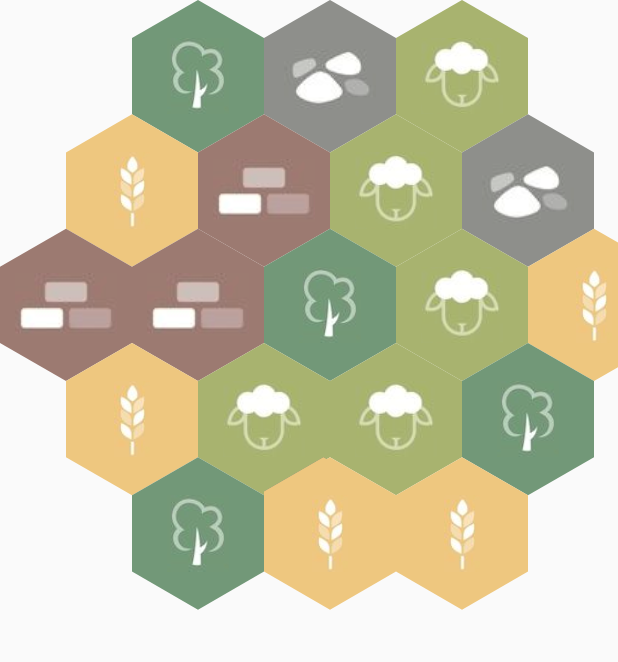
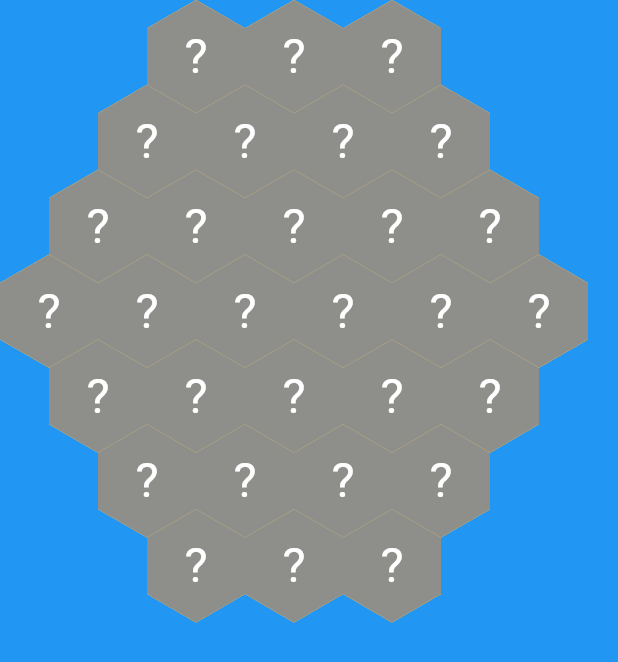
Before and after one commit to FranMaric/catan_tool, a Flutter app: the screen it shows after launch, on a phone screen of 412 x 824 dp. Shown: the top 662 px of the screen. Run offline on Flutter 3.47's test engine with Material 2 defaults, Android fonts, the phone set to English and light mode, and no system bars.

Commit message:
Gesture/stack bug

```diff
--- a/lib/ui/hex_grid.dart
+++ b/lib/ui/hex_grid.dart
@@ -1,85 +1,127 @@
 import 'dart:math';
 
+import 'package:flutter/material.dart';
 import 'package:catan/ui/hexagon_tile.dart';
-import 'package:catan/ui/tile_type.dart';
-import 'package:flutter/material.dart';
-
-import 'interactable_hexagon_tile.dart';
-
-const double tileWidth = 88;
+import 'interactive_hexagon_tile.dart';
 
 class HexGrid extends StatelessWidget {
   const HexGrid({Key? key}) : super(key: key);
 
   @override
   Widget build(BuildContext context) {
-    Random random = Random();
+    int? currentlyOpenedMenu;
 
-    List<TileType> tiles =
-        List.generate(19, (index) => TileType.values.elementAt(random.nextInt(TileType.values.length)));
+    List<InteractiveHexagonTileController> controllers = List.generate(
+      30,
+      (index) => InteractiveHexagonTileController(
+        initialTileType: null,
+        onTileChanged: (tileType) {},
+        onMenuOpened: () {
+          if (currentlyOpenedMenu == null) {
+            currentlyOpenedMenu = index;
+            return true;
+          }
+          return false;
+        },
+        onMenuClosed: () => currentlyOpenedMenu = null,
+      ),
+    );
 
-    return Stack(
+    final tileWidth = MediaQuery.of(context).size.width > 700 ? 700 / 6 : (MediaQuery.of(context).size.width - 20) / 6;
+
+    return InteractiveViewer(
+      child: Container(
+        color: Colors.blue,
+        alignment: Alignment.center,
+        child: Stack(
           children: [
             Positioned(
-          top: 0,
-          left: tileWidth,
+              left: tileWidth * 3 / 2,
               child: Row(
                 children: [
-              HexagonTile(width: tileWidth, tileType: tiles.elementAt(0)),
-              HexagonTile(width: tileWidth, tileType: tiles.elementAt(1)),
-              HexagonTile(width: tileWidth, tileType: tiles.elementAt(2)),
+                  InteractiveHexagonTile(width: tileWidth, controller: controllers.elementAt(0)),
+                  InteractiveHexagonTile(width: tileWidth, controller: controllers.elementAt(1)),
+                  InteractiveHexagonTile(width: tileWidth, controller: controllers.elementAt(2)),
                 ],
               ),
             ),
             Positioned(
+              left: tileWidth,
               top: tileWidth * widthToHeightRatio * 0.75,
-          left: tileWidth / 2,
               child: Row(
                 children: [
-              HexagonTile(width: tileWidth, tileType: tiles.elementAt(3)),
-              HexagonTile(width: tileWidth, tileType: tiles.elementAt(4)),
-              HexagonTile(width: tileWidth, tileType: tiles.elementAt(5)),
-              HexagonTile(width: tileWidth, tileType: tiles.elementAt(6)),
+                  InteractiveHexagonTile(width: tileWidth, controller: controllers.elementAt(3)),
+                  InteractiveHexagonTile(width: tileWidth, controller: controllers.elementAt(4)),
+                  InteractiveHexagonTile(width: tileWidth, controller: controllers.elementAt(5)),
+                  InteractiveHexagonTile(width: tileWidth, controller: controllers.elementAt(6)),
                 ],
               ),
             ),
             Positioned(
+              left: tileWidth / 2,
               top: tileWidth * widthToHeightRatio * 0.75 * 2,
-          left: 0,
               child: Row(
                 children: [
-              HexagonTile(width: tileWidth, tileType: tiles.elementAt(7)),
-              HexagonTile(width: tileWidth, tileType: tiles.elementAt(8)),
-              HexagonTile(width: tileWidth, tileType: tiles.elementAt(9)),
-              HexagonTile(width: tileWidth, tileType: tiles.elementAt(10)),
-              HexagonTile(width: tileWidth, tileType: tiles.elementAt(11)),
+                  InteractiveHexagonTile(width: tileWidth, controller: controllers.elementAt(7)),
+                  InteractiveHexagonTile(width: tileWidth, controller: controllers.elementAt(8)),
+                  InteractiveHexagonTile(width: tileWidth, controller: controllers.elementAt(9)),
+                  InteractiveHexagonTile(width: tileWidth, controller: controllers.elementAt(10)),
+                  InteractiveHexagonTile(width: tileWidth, controller: controllers.elementAt(11)),
                 ],
               ),
             ),
             Positioned(
               top: tileWidth * widthToHeightRatio * 0.75 * 3,
-          left: tileWidth / 2,
               child: Row(
                 children: [
-              HexagonTile(width: tileWidth, tileType: tiles.elementAt(12)),
-              HexagonTile(width: tileWidth, tileType: tiles.elementAt(13)),
-              HexagonTile(width: tileWidth, tileType: tiles.elementAt(14)),
-              HexagonTile(width: tileWidth, tileType: tiles.elementAt(15)),
+                  InteractiveHexagonTile(width: tileWidth, controller: controllers.elementAt(12)),
+                  InteractiveHexagonTile(width: tileWidth, controller: controllers.elementAt(13)),
+                  InteractiveHexagonTile(width: tileWidth, controller: controllers.elementAt(14)),
+                  InteractiveHexagonTile(width: tileWidth, controller: controllers.elementAt(15)),
+                  InteractiveHexagonTile(width: tileWidth, controller: controllers.elementAt(16)),
+                  InteractiveHexagonTile(width: tileWidth, controller: controllers.elementAt(17)),
                 ],
               ),
             ),
             Positioned(
+              left: tileWidth / 2,
               top: tileWidth * widthToHeightRatio * 0.75 * 4,
-          left: tileWidth,
               child: Row(
                 children: [
-              HexagonTile(width: tileWidth, tileType: tiles.elementAt(16)),
-              InteractableHexagonTile(width: tileWidth, initialTileType: tiles.elementAt(17)),
-              HexagonTile(width: tileWidth, tileType: tiles.elementAt(18)),
+                  InteractiveHexagonTile(width: tileWidth, controller: controllers.elementAt(18)),
+                  InteractiveHexagonTile(width: tileWidth, controller: controllers.elementAt(19)),
+                  InteractiveHexagonTile(width: tileWidth, controller: controllers.elementAt(20)),
+                  InteractiveHexagonTile(width: tileWidth, controller: controllers.elementAt(21)),
+                  InteractiveHexagonTile(width: tileWidth, controller: controllers.elementAt(22)),
+                ],
+              ),
+            ),
+            Positioned(
+              left: tileWidth,
+              top: tileWidth * widthToHeightRatio * 0.75 * 5,
+              child: Row(
+                children: [
+                  InteractiveHexagonTile(width: tileWidth, controller: controllers.elementAt(23)),
+                  InteractiveHexagonTile(width: tileWidth, controller: controllers.elementAt(24)),
+                  InteractiveHexagonTile(width: tileWidth, controller: controllers.elementAt(25)),
+                  InteractiveHexagonTile(width: tileWidth, controller: controllers.elementAt(26)),
+                ],
+              ),
+            ),
+            Positioned(
+              left: tileWidth * 3 / 2,
+              top: tileWidth * widthToHeightRatio * 0.75 * 6,
+              child: Row(
+                children: [
+                  InteractiveHexagonTile(width: tileWidth, controller: controllers.elementAt(27)),
+                  InteractiveHexagonTile(width: tileWidth, controller: controllers.elementAt(28)),
+                  InteractiveHexagonTile(width: tileWidth, controller: controllers.elementAt(29)),
                 ],
               ),
             ),
           ],
+        ),
+      ),
     );
   }
 }
--- a/lib/ui/hexagon_tile.dart
+++ b/lib/ui/hexagon_tile.dart
@@ -14,11 +14,11 @@ const List<List<double>> points = [
 const widthToHeightRatio = 1.1547;
 
 class HexagonTile extends StatelessWidget {
-  HexagonTile({required this.tileType, required this.width, Key? key}) : super(key: key) {
+  HexagonTile({this.tileType, required this.width, Key? key}) : super(key: key) {
     height = widthToHeightRatio * width;
   }
 
-  final TileType tileType;
+  final TileType? tileType;
 
   final double width;
   late final double height;
@@ -37,17 +37,25 @@ class HexagonTile extends StatelessWidget {
             ),
           ),
           Center(
-            child: Image.asset(
-              'assets/' + tileType.name + '.png',
-              height: height * 0.5,
-            ),
+            child: tileType != null
+                ? Image.asset(
+                    'assets/' + tileType!.name + '.png',
+                    height: height * 0.5,
+                  )
+                : Text(
+                    '?',
+                    style: TextStyle(
+                      color: Colors.white,
+                      fontSize: width * 0.5,
+                    ),
+                  ),
           ),
         ],
       ),
     );
   }
 
-  Color colorFromType(TileType tileType) {
+  Color colorFromType(TileType? tileType) {
     switch (tileType) {
       case TileType.brick:
         return const Color.fromARGB(255, 156, 122, 113);
@@ -58,6 +66,8 @@ class HexagonTile extends StatelessWidget {
       case TileType.wood:
         return const Color.fromARGB(255, 114, 152, 120);
       case TileType.stone:
+        return const Color.fromARGB(255, 142, 143, 139);
+      case null:
         return const Color.fromARGB(255, 142, 143, 139);
     }
   }
--- a/lib/ui/interactable_hexagon_tile.dart
+++ /dev/null
@@ -1,38 +0,0 @@
-import 'package:catan/ui/hexagon_tile.dart';
-import 'package:catan/ui/tile_type.dart';
-import 'package:flutter/material.dart';
-
-class InteractableHexagonTile extends StatefulWidget {
-  const InteractableHexagonTile({required this.width, required this.initialTileType, Key? key}) : super(key: key);
-
-  final double width;
-  final TileType initialTileType;
-
-  @override
-  State<InteractableHexagonTile> createState() => _InteractableHexagonTileState();
-}
-
-class _InteractableHexagonTileState extends State<InteractableHexagonTile> {
-  late TileType currentTileType = widget.initialTileType;
-
-  @override
-  Widget build(BuildContext context) {
-    return InkWell(
-      child: Stack(
-        children: [
-          for (final tileType in TileType.values)
-            Center(
-              child: HexagonTile(
-                width: widget.width * 0.9,
-                tileType: tileType,
-              ),
-            ),
-          HexagonTile(
-            width: widget.width,
-            tileType: currentTileType,
-          ),
-        ],
-      ),
-    );
-  }
-}
--- /dev/null
+++ b/lib/ui/interactive_hexagon_tile.dart
@@ -0,0 +1,110 @@
+import 'dart:math';
+
+import 'package:catan/ui/hexagon_tile.dart';
+import 'package:catan/ui/tile_type.dart';
+import 'package:flutter/material.dart';
+
+const _radius = 90;
+
+/// I know this isn't a real controller but that was the best name I could come up at that time
+class InteractiveHexagonTileController {
+  InteractiveHexagonTileController({
+    TileType? initialTileType,
+    required this.onTileChanged,
+    this.onMenuOpened,
+    this.onMenuClosed,
+  }) : currentTileType = initialTileType;
+
+  TileType? currentTileType;
+  final void Function(TileType) onTileChanged;
+  final bool Function()? onMenuOpened;
+  final VoidCallback? onMenuClosed;
+
+  void onTileUpdated(TileType newTileType) {
+    onTileChanged(newTileType);
+    currentTileType = newTileType;
+  }
+}
+
+class InteractiveHexagonTile extends StatefulWidget {
+  const InteractiveHexagonTile({
+    required this.width,
+    required this.controller,
+    Key? key,
+  }) : super(key: key);
+
+  final double width;
+  final InteractiveHexagonTileController controller;
+
+  @override
+  State<InteractiveHexagonTile> createState() => _InteractiveHexagonTileState();
+}
+
+class _InteractiveHexagonTileState extends State<InteractiveHexagonTile> with SingleTickerProviderStateMixin {
+  late final AnimationController animationController;
+
+  @override
+  void initState() {
+    super.initState();
+    animationController = AnimationController(
+      vsync: this,
+      duration: const Duration(milliseconds: 300),
+    );
+  }
+
+  void onTileTapped(TileType newTileType) {
+    widget.controller.onTileUpdated(newTileType);
+    setState(() {});
+  }
+
+  @override
+  Widget build(BuildContext context) {
+    return InkWell(
+      onTap: () {
+        if (animationController.value > 0) {
+          if (widget.controller.onMenuClosed != null) {
+            widget.controller.onMenuClosed!();
+          }
+          animationController.reverse();
+        } else if (animationController.value == 0) {
+          final canOpen = widget.controller.onMenuOpened != null ? widget.controller.onMenuOpened!() : true;
+
+          if (canOpen) {
+            animationController.forward();
+          }
+        }
+      },
+      child: Stack(
+        children: [
+          AnimatedBuilder(
+            animation: animationController,
+            builder: (BuildContext context, Widget? child) {
+              return Stack(
+                children: [
+                  for (int i = 0; i < TileType.values.length; i++)
+                    Transform.translate(
+                      offset: Offset(
+                        sin(2 * pi / TileType.values.length * i) * _radius * animationController.value,
+                        cos(2 * pi / TileType.values.length * i) * _radius * animationController.value,
+                      ),
+                      child: InkWell(
+                        onTap: () => onTileTapped(TileType.values.elementAt(i)),
+                        child: HexagonTile(
+                          width: widget.width,
+                          tileType: TileType.values.elementAt(i),
+                        ),
+                      ),
+                    ),
+                  HexagonTile(
+                    width: widget.width,
+                    tileType: widget.controller.currentTileType,
+                  ),
+                ],
+              );
+            },
+          ),
+        ],
+      ),
+    );
+  }
+}
```
Lines whose indentation alone changed are shown as unchanged.
